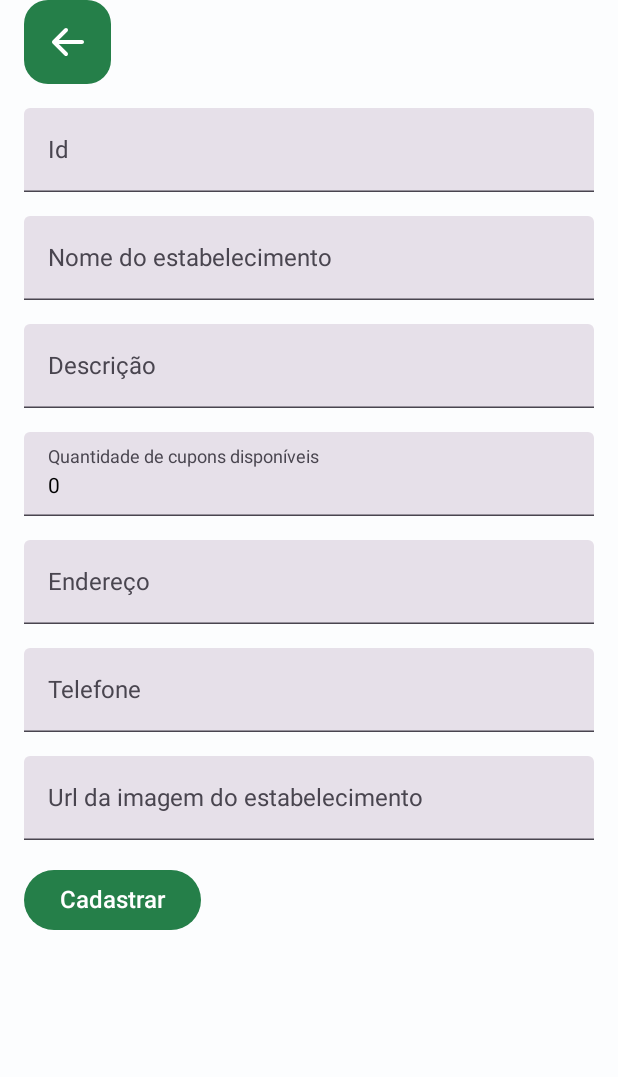
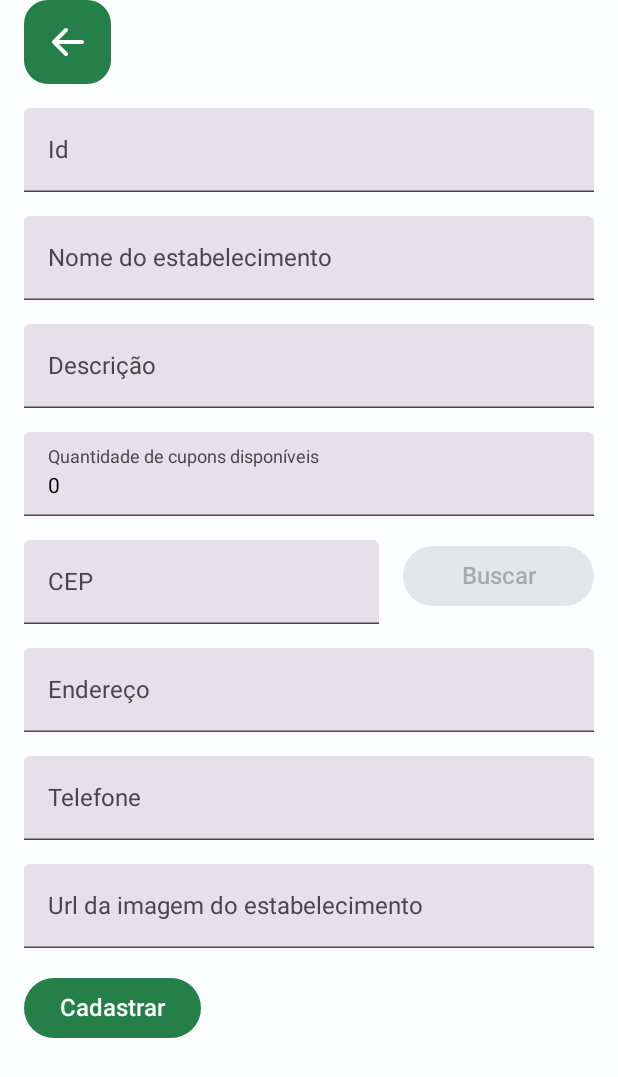
Before and after one commit to jadilsonl12/Monitoring, an Android app built with Jetpack Compose: the RegisterNewEstablishmentScreen screen opened through its navigation route, after a tap on "Cadastrar", on a phone screen of 412 x 824 dp. Shown: the top 1077 px of the screen. Run offline under Robolectric (Android 15) with nearby library versions, the phone set to English and light mode, and no system bars; our stand-ins replace Room's generated code.

Commit message:
Feat: add busca na api para o endereço

```diff
--- a/app/src/main/java/com/example/monitoring/ui/screen/register/RegisterNewEstablishment.kt
+++ b/app/src/main/java/com/example/monitoring/ui/screen/register/RegisterNewEstablishment.kt
@@ -2,6 +2,7 @@ package com.example.monitoring.ui.screen.register
 
 import androidx.compose.foundation.layout.Arrangement
 import androidx.compose.foundation.layout.Column
+import androidx.compose.foundation.layout.Row
 import androidx.compose.foundation.layout.fillMaxWidth
 import androidx.compose.foundation.layout.padding
 import androidx.compose.material3.Button
@@ -13,6 +14,7 @@ import androidx.compose.runtime.Composable
 import androidx.compose.runtime.getValue
 import androidx.compose.runtime.mutableStateOf
 import androidx.compose.runtime.remember
+import androidx.compose.runtime.rememberCoroutineScope
 import androidx.compose.runtime.setValue
 import androidx.compose.ui.Modifier
 import androidx.compose.ui.graphics.Color
@@ -24,7 +26,11 @@ import androidx.compose.ui.unit.dp
 import com.example.monitoring.R
 import com.example.monitoring.database.DatabaseHelper
 import com.example.monitoring.domain.Establishments
+import com.example.monitoring.service.AddressService
 import com.example.monitoring.ui.components.button.NearbyButton
+import kotlinx.coroutines.Dispatchers
+import kotlinx.coroutines.launch
+import kotlinx.coroutines.withContext
 
 
 @Composable
@@ -35,9 +41,13 @@ fun RegisterNewEstablishmentScreen(onNavigateBack: () -> Unit) {
     var name by remember { mutableStateOf("") }
     var description by remember { mutableStateOf("") }
     var coupons by remember { mutableStateOf(0) }
+    var cep by remember { mutableStateOf("") }
     var address by remember { mutableStateOf("") }
     var phone by remember { mutableStateOf("") }
     var urlImage by remember { mutableStateOf("") }
+    var isLoading by remember { mutableStateOf(false) }
+
+    val scope = rememberCoroutineScope()
 
     Scaffold {
         Column(
@@ -94,6 +104,40 @@ fun RegisterNewEstablishmentScreen(onNavigateBack: () -> Unit) {
                 label = { Text("Quantidade de cupons disponíveis") },
             )
 
+            Row(
+                modifier = Modifier
+                    .fillMaxWidth(),
+                horizontalArrangement = Arrangement.spacedBy(16.dp)
+            ) {
+                TextField(
+                    modifier = Modifier
+                        .weight(0.65f)
+                        .fillMaxWidth(),
+                    textStyle = TextStyle(color = Color.Black),
+                    value = cep,
+                    maxLines = 1,
+                    onValueChange = { cep = it },
+                    label = { Text("CEP") },
+                )
+
+                Button(
+                    onClick = {
+                        scope.launch {
+                            isLoading = true
+                            val endereco = AddressService().findByCep(cep)
+                            address = endereco?.city ?: "Endereço não encontrado"
+                            isLoading = false
+                        }
+                    },
+                    modifier = Modifier
+                        .weight(0.35f)
+                        .fillMaxWidth(),
+                    enabled = cep.length == 8,
+                ) {
+                    Text(if (isLoading) "Buscando" else "Buscar")
+                }
+            }
+
             TextField(
                 modifier = Modifier
                     .fillMaxWidth(),
@@ -135,9 +179,14 @@ fun RegisterNewEstablishmentScreen(onNavigateBack: () -> Unit) {
                     urlImage = urlImage
                 )
 
-                // Insere no banco de dados
-                DatabaseHelper.getInstance(context)
-                    .establishmentsDao().insert(establishment)
+                scope.launch {
+                    withContext(Dispatchers.IO) {
+                        // Insere no banco de dados
+                        DatabaseHelper.getInstance(context)
+                            .establishmentsDao().insert(establishment)
+                    }
+                }
+
             }) {
                 Text("Cadastrar")
             }
```
